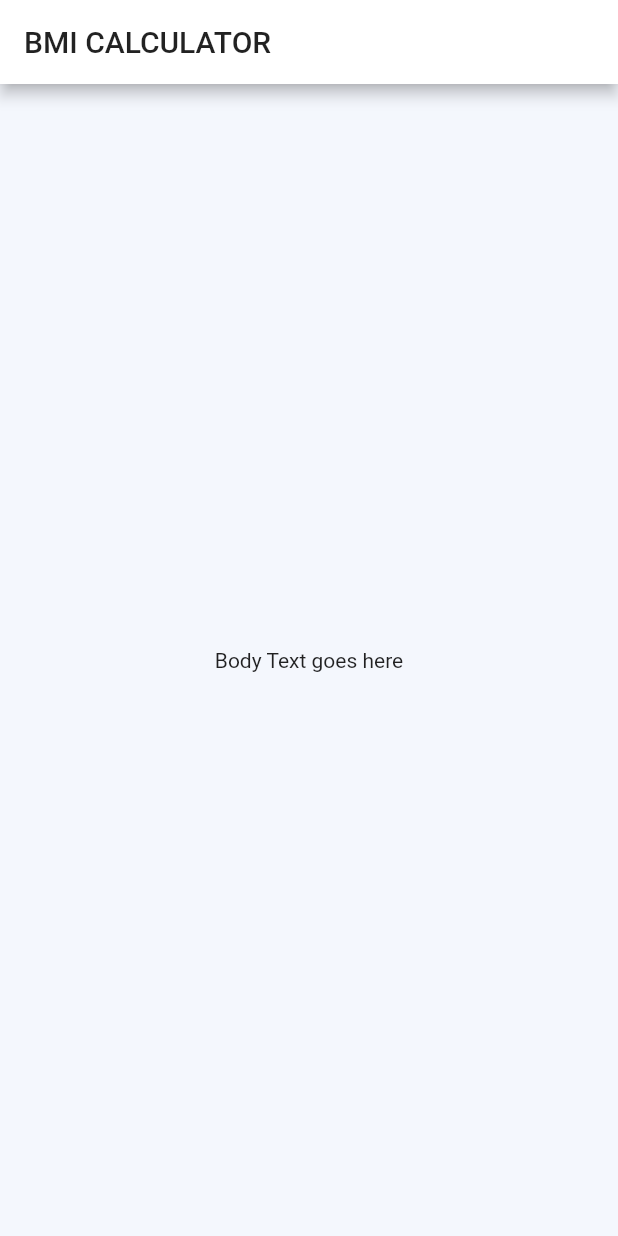
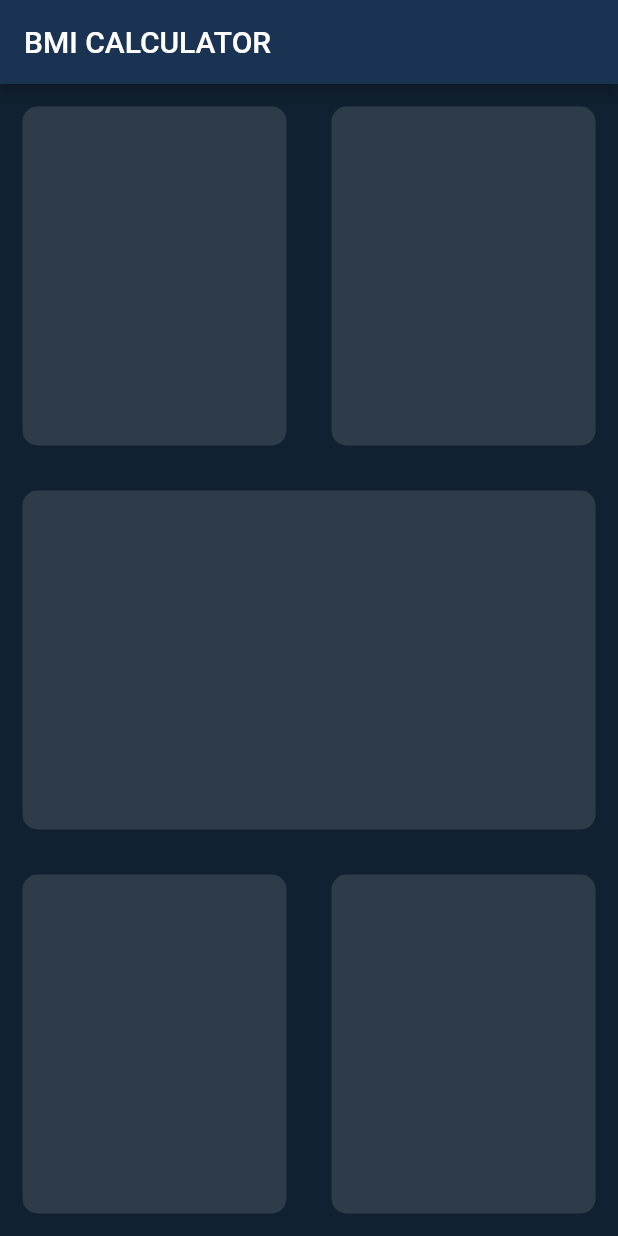
Before and after one commit to randiltennakoon/bmi_calculator, a Flutter app: the screen it shows after launch, on a phone screen of 412 x 824 dp. Run offline on Flutter 3.47's test engine with Material 2 defaults, Android fonts, the phone set to English and light mode, and no system bars.

Commit message:
configured the basic layout

```diff
--- a/lib/main.dart
+++ b/lib/main.dart
@@ -7,11 +7,9 @@ class BMICalculator extends StatelessWidget {
   @override
   Widget build(BuildContext context) {
     return MaterialApp(
-      theme: ThemeData(
-        // primaryColor: Color(0xFF1B3352),
-        // scaffoldBackgroundColor: Color(0xFF112131),
-        primaryColor: Colors.white,
-        scaffoldBackgroundColor: Color(0xFFF4F7FD),
+      theme: ThemeData.dark().copyWith(
+        primaryColor: Color(0xFF1B3352),
+        scaffoldBackgroundColor: Color(0xFF112131),
       ),
       home: UserInputPage(),
     );
--- a/lib/user_input_page.dart
+++ b/lib/user_input_page.dart
@@ -14,11 +14,77 @@ class _UserInputPageState extends State<UserInputPage> {
           'BMI CALCULATOR',
         ),
       ),
-      body: Center(
-        child: Text(
-          'Body Text goes here',
-        ),
+      body: Column(
+        children: [
+          Expanded(
+            child: Row(
+              children: [
+                Expanded(
+                  child: Container(
+                    margin: EdgeInsets.all(15.0),
+                    decoration: BoxDecoration(
+                    color: Colors.white12,
+                    borderRadius: BorderRadius.circular(10.0),
+                    ),
+                  ),
+                ),
+                Expanded(
+                  child: Container(
+                    margin: EdgeInsets.all(15.0),
+                    decoration: BoxDecoration(
+                      color: Colors.white12,
+                      borderRadius: BorderRadius.circular(10.0),
+                    ),
+                  ),
+                ),
+              ],
+            ),
+          ),
+          Expanded(
+            child: Container(
+              margin: EdgeInsets.all(15.0),
+              decoration: BoxDecoration(
+                color: Colors.white12,
+                borderRadius: BorderRadius.circular(10.0),
+              ),
+            ),
+          ),
+          Expanded(
+            child: Row(
+              children: [
+                Expanded(
+                  child: Container(
+                    margin: EdgeInsets.all(15.0),
+                    decoration: BoxDecoration(
+                      color: Colors.white12,
+                      borderRadius: BorderRadius.circular(10.0),
+                    ),
+                  ),
+                ),
+                Expanded(
+                  child: Container(
+                    margin: EdgeInsets.all(15.0),
+                    decoration: BoxDecoration(
+                      color: Colors.white12,
+                      borderRadius: BorderRadius.circular(10.0),
+                    ),
+                  ),
+                ),
+              ],
+            ),
+          ),
+        ],
       ),
     );
   }
 }
+
+
+
+// Container(
+// margin: EdgeInsets.all(15.0),
+// decoration: BoxDecoration(
+// color: Colors.white12,
+// borderRadius: BorderRadius.circular(10.0),
+// ),
+// ),
```
